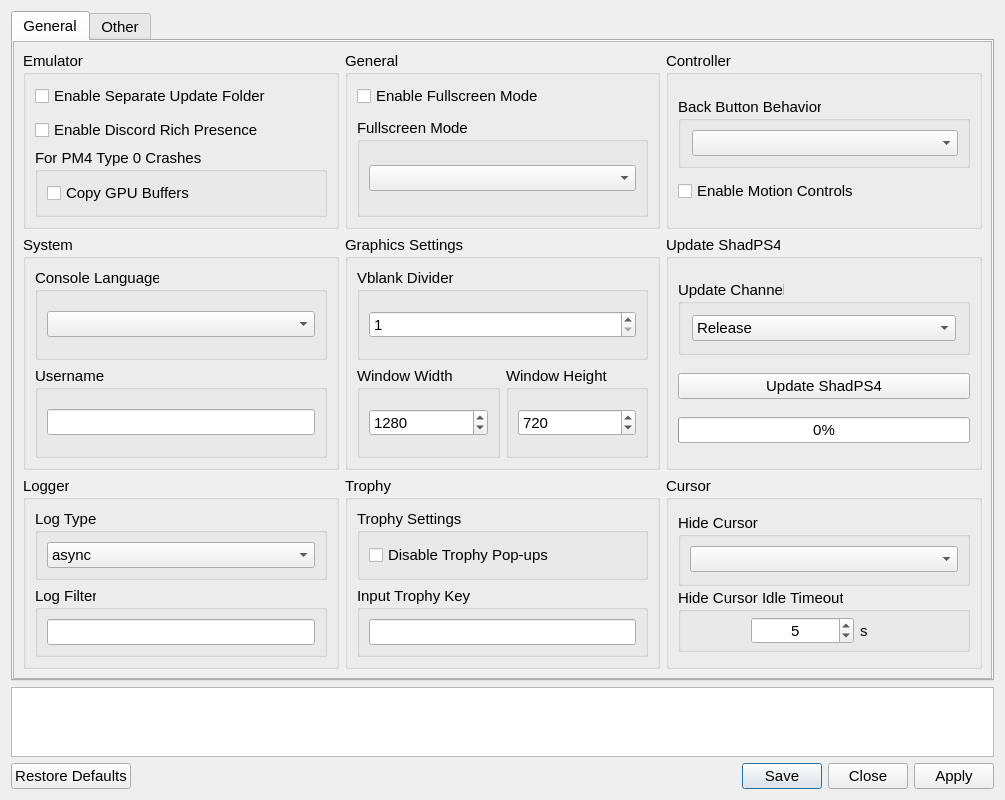
First picture: the form in settings/ShadSettings.ui, repository rainmakerv3/BB_Launcher, before the edit.
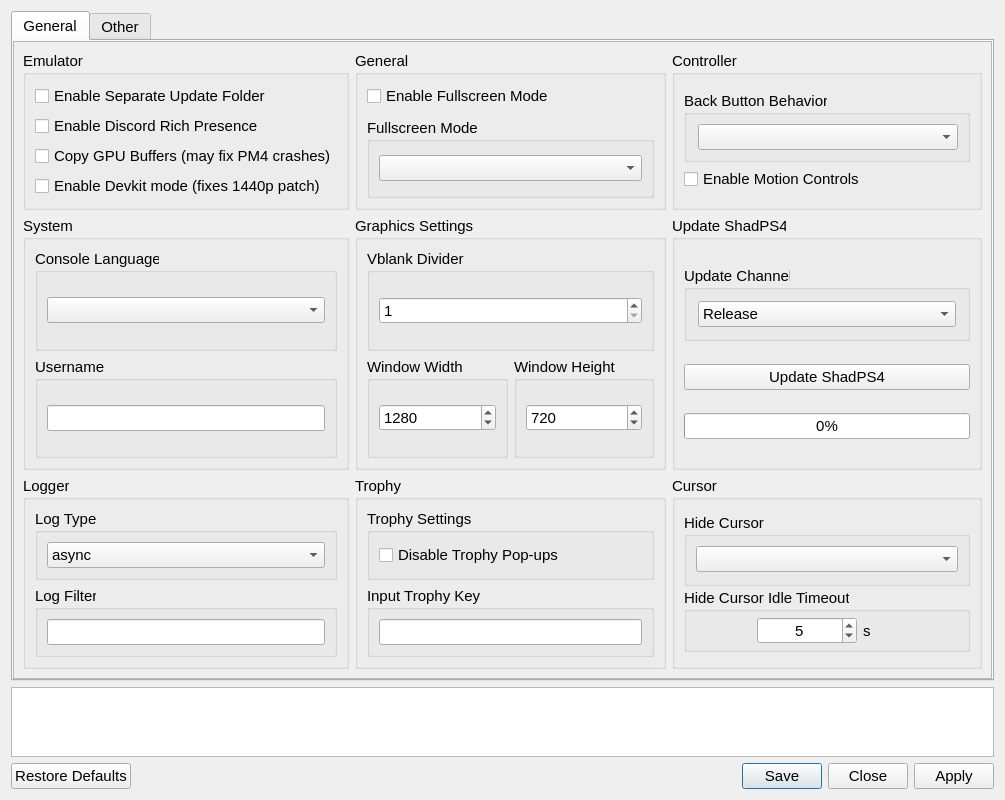
Second picture: the form after the edit. Icons and pictures are not drawn.

Commit message: start 8.5, plus add Devkit mode to GUI

```diff
--- a/settings/ShadSettings.ui
+++ b/settings/ShadSettings.ui
@@ -65,8 +65,8 @@
         <rect>
          <x>0</x>
          <y>0</y>
-         <width>960</width>
-         <height>743</height>
+         <width>981</width>
+         <height>636</height>
         </rect>
        </property>
        <layout class="QVBoxLayout" name="generalTabVLayout" stretch="0">
@@ -249,11 +249,6 @@
               </property>
               <layout class="QVBoxLayout" name="verticalLayout_4">
                <item>
-                <layout class="QVBoxLayout" name="emulatorverticalLayout">
-                 <property name="spacing">
-                  <number>10</number>
-                 </property>
-                 <item>
                   <widget class="QCheckBox" name="separateUpdatesCheckBox">
                    <property name="text">
                     <string notr="true">Enable Separate Update Folder</string>
@@ -267,22 +262,18 @@
                    </property>
                   </widget>
                  </item>
-                </layout>
-               </item>
-               <item>
-                <widget class="QGroupBox" name="DebugGroupBox">
-                 <property name="title">
-                  <string>For PM4 Type 0 Crashes</string>
-                 </property>
-                 <layout class="QVBoxLayout" name="verticalLayout_16">
                   <item>
                    <widget class="QCheckBox" name="GPUBufferCheckBox">
                     <property name="text">
-                     <string>Copy GPU Buffers</string>
+                  <string>Copy GPU Buffers (may fix PM4 crashes)</string>
                     </property>
                    </widget>
                   </item>
-                 </layout>
+               <item>
+                <widget class="QCheckBox" name="DevkitCheckBox">
+                 <property name="text">
+                  <string>Enable Devkit mode (fixes 1440p patch)</string>
+                 </property>
                 </widget>
                </item>
               </layout>
```
Lines whose indentation alone changed are shown as unchanged. The commit also changes 3 other files.
